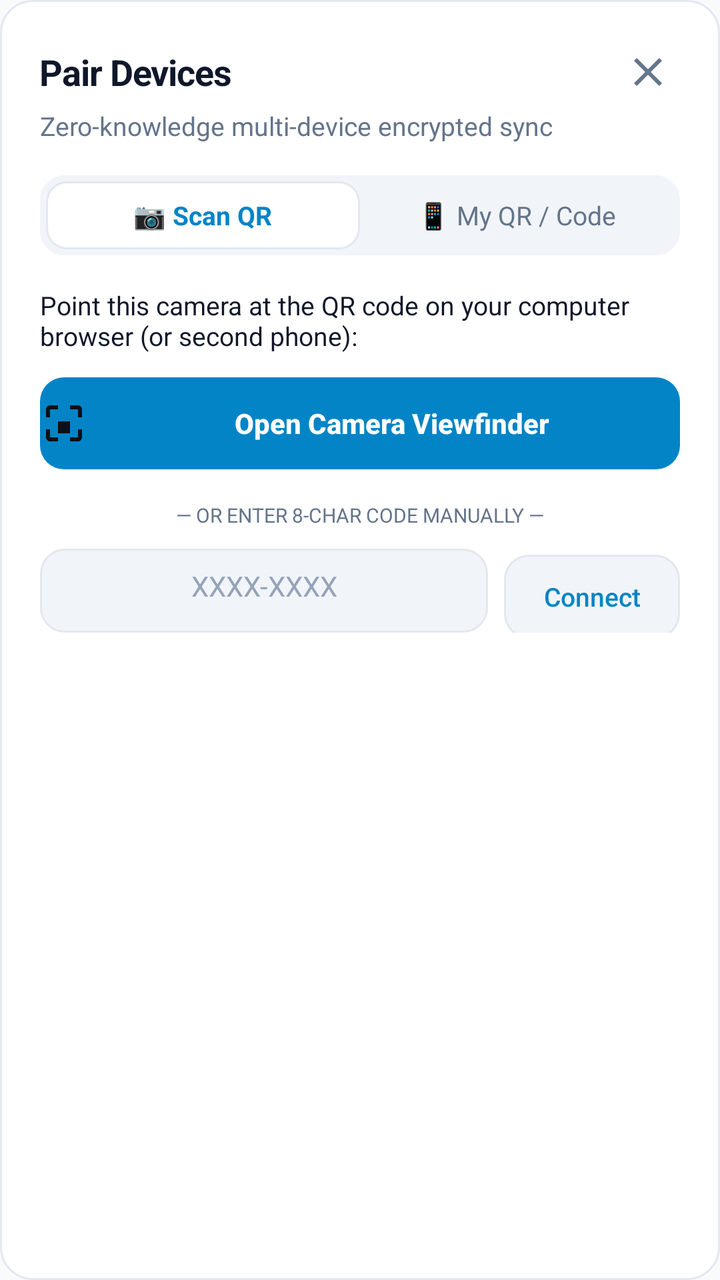
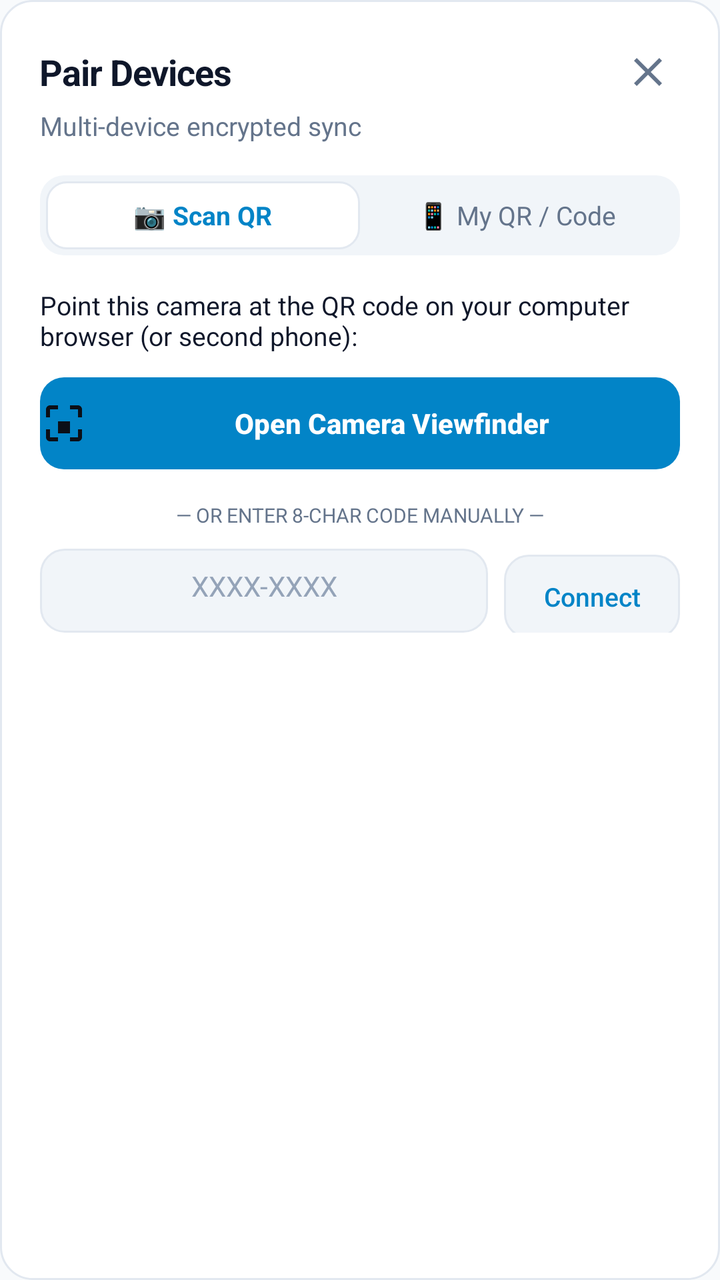

Compare the two renders of this Android layout. The source of the first and the diff that turns it into the second are given below.
<!-- AndroidManifest.xml: application theme Theme.Teilen -->
<!-- res/layout/dialog_universal_pair.xml -->
<?xml version="1.0" encoding="utf-8"?>
<LinearLayout xmlns:android="http://schemas.android.com/apk/res/android"
    android:layout_width="match_parent"
    android:layout_height="wrap_content"
    android:background="@drawable/bg_card"
    android:orientation="vertical"
    android:padding="20dp">

    
    <LinearLayout
        android:layout_width="match_parent"
        android:layout_height="wrap_content"
        android:gravity="center_vertical"
        android:orientation="horizontal">

        <TextView
            style="@style/Text.Header"
            android:layout_width="0dp"
            android:layout_height="wrap_content"
            android:layout_weight="1"
            android:text="Pair Devices"
            android:textSize="18sp" />

        <ImageButton
            android:id="@+id/dialog_pair_close"
            android:layout_width="32dp"
            android:layout_height="32dp"
            android:background="?android:attr/selectableItemBackgroundBorderless"
            android:contentDescription="Close"
            android:src="@drawable/ic_close"
            android:tint="@color/text_secondary" />
    </LinearLayout>

    <TextView
        style="@style/Text.Caption"
        android:layout_width="match_parent"
        android:layout_height="wrap_content"
        android:layout_marginTop="2dp"
        android:text="Zero-knowledge multi-device encrypted sync" />

    
    <LinearLayout
        android:id="@+id/pair_tab_container"
        android:layout_width="match_parent"
        android:layout_height="40dp"
        android:layout_marginTop="16dp"
        android:background="@drawable/bg_segmented_container"
        android:orientation="horizontal"
        android:padding="3dp">

        <TextView
            android:id="@+id/tab_scan_qr"
            android:layout_width="0dp"
            android:layout_height="match_parent"
            android:layout_weight="1"
            android:background="@drawable/bg_segmented_selected"
            android:gravity="center"
            android:text="📷 Scan QR"
            android:textColor="@color/accent"
            android:textSize="13sp"
            android:textStyle="bold" />

        <TextView
            android:id="@+id/tab_my_code"
            android:layout_width="0dp"
            android:layout_height="match_parent"
            android:layout_weight="1"
            android:background="@null"
            android:gravity="center"
            android:text="📱 My QR / Code"
            android:textColor="@color/text_secondary"
            android:textSize="13sp" />
    </LinearLayout>

    
    <LinearLayout
        android:id="@+id/view_scan_qr"
        android:layout_width="match_parent"
        android:layout_height="wrap_content"
        android:layout_marginTop="16dp"
        android:orientation="vertical">

        <TextView
            style="@style/Text.Body"
            android:layout_width="match_parent"
            android:layout_height="wrap_content"
            android:text="Point this camera at the QR code on your computer browser (or second phone):"
            android:textSize="13sp" />

        <Button
            android:id="@+id/btn_open_camera_scanner"
            style="@style/Button.Primary"
            android:layout_width="match_parent"
            android:layout_height="46dp"
            android:layout_marginTop="12dp"
            android:drawableStart="@drawable/ic_qr_scan"
            android:drawablePadding="8dp"
            android:drawableTint="#0B0F17"
            android:text="Open Camera Viewfinder"
            android:textSize="14sp" />

        <TextView
            style="@style/Text.Caption"
            android:layout_width="match_parent"
            android:layout_height="wrap_content"
            android:layout_marginTop="16dp"
            android:gravity="center"
            android:text="— OR ENTER 8-CHAR CODE MANUALLY —"
            android:textColor="@color/text_secondary"
            android:textSize="10sp" />

        <LinearLayout
            android:layout_width="match_parent"
            android:layout_height="wrap_content"
            android:layout_marginTop="10dp"
            android:orientation="horizontal">

            <EditText
                android:id="@+id/input_manual_pair_code"
                style="@style/Input.Field"
                android:layout_width="0dp"
                android:layout_height="42dp"
                android:layout_weight="1"
                android:gravity="center"
                android:hint="XXXX-XXXX"
                android:inputType="textCapCharacters|textNoSuggestions"
                android:maxLength="9"
                android:textSize="14sp" />

            <Button
                android:id="@+id/btn_submit_manual_code"
                style="@style/Button.Outline"
                android:layout_width="wrap_content"
                android:layout_height="42dp"
                android:layout_marginStart="8dp"
                android:minHeight="42dp"
                android:text="Connect"
                android:textColor="@color/accent"
                android:textSize="13sp" />
        </LinearLayout>

        <TextView
            android:id="@+id/status_manual_pair"
            style="@style/Text.Caption"
            android:layout_width="match_parent"
            android:layout_height="wrap_content"
            android:layout_marginTop="6dp"
            android:visibility="gone" />
    </LinearLayout>

    
    <LinearLayout
        android:id="@+id/view_my_code"
        android:layout_width="match_parent"
        android:layout_height="wrap_content"
        android:layout_marginTop="16dp"
        android:gravity="center_horizontal"
        android:orientation="vertical"
        android:visibility="gone">

        <TextView
            style="@style/Text.Body"
            android:layout_width="match_parent"
            android:layout_height="wrap_content"
            android:gravity="center"
            android:text="Scan this code with the Teilen app on your other device:"
            android:textSize="13sp" />

        <FrameLayout
            android:layout_width="180dp"
            android:layout_height="180dp"
            android:layout_marginTop="12dp"
            android:background="@drawable/bg_input"
            android:padding="8dp">

            <ImageView
                android:id="@+id/dialog_pair_qr"
                android:layout_width="match_parent"
                android:layout_height="match_parent"
                android:contentDescription="Pairing QR Code" />

            <ProgressBar
                android:id="@+id/dialog_pair_spinner"
                android:layout_width="32dp"
                android:layout_height="32dp"
                android:layout_gravity="center"
                android:indeterminateTint="@color/accent" />
        </FrameLayout>

        
        <LinearLayout
            android:layout_width="wrap_content"
            android:layout_height="wrap_content"
            android:layout_marginTop="10dp"
            android:gravity="center_vertical"
            android:orientation="horizontal">

            <TextView
                android:id="@+id/dialog_pair_code"
                style="@style/Text.Tabular"
                android:layout_width="wrap_content"
                android:layout_height="wrap_content"
                android:fontFamily="monospace"
                android:text="····-····"
                android:textColor="@color/text_primary"
                android:textSize="18sp"
                android:textStyle="bold" />

            <Button
                android:id="@+id/dialog_btn_copy_code"
                style="@style/Button.Outline"
                android:layout_width="wrap_content"
                android:layout_height="30dp"
                android:layout_marginStart="10dp"
                android:minHeight="30dp"
                android:minWidth="0dp"
                android:paddingStart="8dp"
                android:paddingEnd="8dp"
                android:text="Copy"
                android:textColor="@color/accent"
                android:textSize="11sp" />
        </LinearLayout>

        <TextView
            android:id="@+id/dialog_pair_status"
            style="@style/Text.Caption"
            android:layout_width="match_parent"
            android:layout_height="wrap_content"
            android:layout_marginTop="6dp"
            android:gravity="center"
            android:text="Waiting for other device to approve…"
            android:textColor="@color/text_secondary" />
    </LinearLayout>

</LinearLayout>
<!-- resources referenced by this layout -->
<resources>
  <color name="accent">#0284C7</color>
  <color name="text_primary">#0F172A</color>
  <color name="text_secondary">#64748B</color>
  <!-- drawable bg_card (drawable) -->
  <?xml version="1.0" encoding="utf-8"?>
  <shape xmlns:android="http://schemas.android.com/apk/res/android"
      android:shape="rectangle">
      <solid android:color="@color/surface" />
      <corners android:radius="16dp" />
      <stroke
          android:width="1dp"
          android:color="@color/surface_border" />
  </shape>
  <!-- drawable bg_input (drawable) -->
  <?xml version="1.0" encoding="utf-8"?>
  <shape xmlns:android="http://schemas.android.com/apk/res/android"
      android:shape="rectangle">
      <solid android:color="@color/surface_alt" />
      <corners android:radius="12dp" />
      <stroke
          android:width="1dp"
          android:color="@color/surface_border" />
  </shape>
  <!-- drawable bg_segmented_container (drawable) -->
  <?xml version="1.0" encoding="utf-8"?>
  <shape xmlns:android="http://schemas.android.com/apk/res/android"
      android:shape="rectangle">
      <solid android:color="@color/surface_alt" />
      <corners android:radius="12dp" />
  </shape>
  <!-- drawable bg_segmented_selected (drawable) -->
  <?xml version="1.0" encoding="utf-8"?>
  <shape xmlns:android="http://schemas.android.com/apk/res/android"
      android:shape="rectangle">
      <solid android:color="@color/surface" />
      <corners android:radius="10dp" />
      <stroke android:width="1dp" android:color="@color/divider" />
  </shape>
  <!-- drawable ic_close (drawable) -->
  <vector xmlns:android="http://schemas.android.com/apk/res/android"
      android:width="24dp"
      android:height="24dp"
      android:viewportWidth="24"
      android:viewportHeight="24">
      <path
          android:fillColor="#FFFFFFFF"
          android:pathData="M19,6.41L17.59,5 12,10.59 6.41,5 5,6.41 10.59,12 5,17.59 6.41,19 12,13.41 17.59,19 19,17.59 13.41,12z"/>
  </vector>
  <!-- drawable ic_qr_scan (drawable) -->
  <vector xmlns:android="http://schemas.android.com/apk/res/android"
      android:width="24dp"
      android:height="24dp"
      android:viewportWidth="24"
      android:viewportHeight="24">
      <path
          android:fillColor="#FFFFFFFF"
          android:pathData="M3,5v4h2V5h4V3H5c-1.1,0 -2,0.9 -2,2zm2,10H3v4c0,1.1 0.9,2 2,2h4v-2H5v-4zm14,4h-4v2h4c1.1,0 2,-0.9 2,-2v-4h-2v4zm0,-14h-4V3h4c1.1,0 2,0.9 2,2v4h-2V5zm-4,6h-6v6h6v-6z"/>
  </vector>
  <style name="Input.Field">
          <item name="android:background">@drawable/bg_input</item>
          <item name="android:textColor">@color/text_primary</item>
          <item name="android:textColorHint">@color/text_muted</item>
          <item name="android:textSize">15sp</item>
          <item name="android:padding">14dp</item>
          <item name="android:minHeight">48dp</item>
      </style>
  <style name="Text.Body">
          <item name="android:textColor">@color/text_primary</item>
          <item name="android:textSize">15sp</item>
      </style>
  <style name="Text.Caption">
          <item name="android:textColor">@color/text_secondary</item>
          <item name="android:textSize">13sp</item>
          <item name="android:lineSpacingMultiplier">1.2</item>
      </style>
  <style name="Text.Header">
          <item name="android:textColor">@color/text_primary</item>
          <item name="android:textSize">22sp</item>
          <item name="android:textStyle">bold</item>
          <item name="android:letterSpacing">-0.02</item>
      </style>
  <style name="Text.Tabular">
          <item name="android:textColor">@color/text_secondary</item>
          <item name="android:textSize">13sp</item>
          <item name="android:fontFeatureSettings">tnum</item>
      </style>
  <color name="surface">#FFFFFF</color>
  <color name="surface_border">#E2E8F0</color>
  <color name="surface_alt">#F1F5F9</color>
  <color name="divider">#E2E8F0</color>
  <color name="on_accent">#FFFFFF</color>
  <color name="text_muted">#94A3B8</color>
  <color name="bg">#F8FAFC</color>
  <color name="nav_bg">#FFFFFF</color>
  <color name="ripple">#1F000000</color>
  <!-- unchanged entries left out for length: 5 -->
</resources>

<!-- the commit's change to res/layout/dialog_universal_pair.xml (unified diff, before → after) -->
@@ -36,7 +36,7 @@
         android:layout_width="match_parent"
         android:layout_height="wrap_content"
         android:layout_marginTop="2dp"
-        android:text="Zero-knowledge multi-device encrypted sync" />
+        android:text="Multi-device encrypted sync" />
 
     
     <LinearLayout
